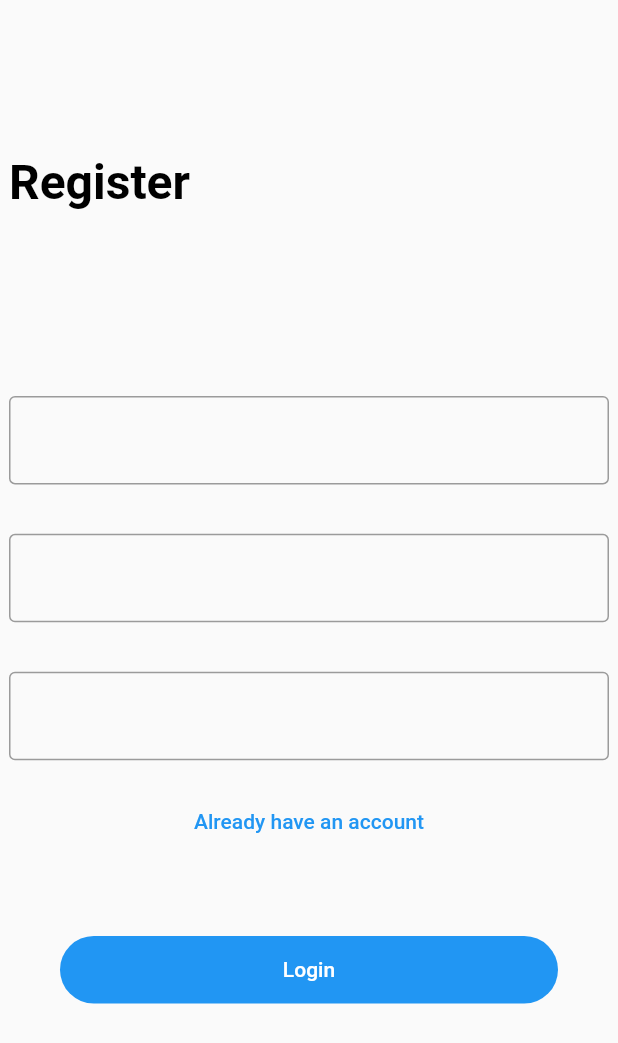
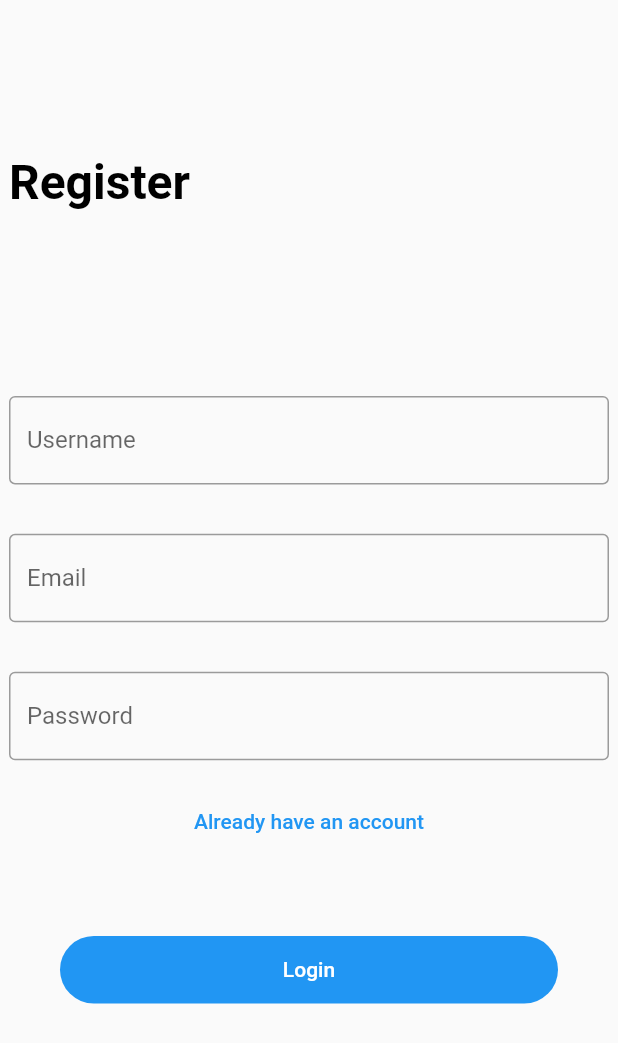
Before and after one commit to Sanjarbek17/adspotter, a Flutter app: the RegisterPage screen opened directly, after a tap on "Already have an account", after a tap on "Create account", on a phone screen of 412 x 824 dp. Shown: the top 1043 px of the screen. Run offline on Flutter 3.47's test engine with Material 2 defaults, Android fonts, the phone set to English and light mode, and no system bars; our stand-ins replace firebase_core; accounts and stored records are empty.

Commit message:
minor fix

```diff
--- a/lib/main.dart
+++ b/lib/main.dart
@@ -16,7 +16,7 @@ class MyApp extends StatelessWidget {
       theme: ThemeData(
         primarySwatch: Colors.blue,
       ),
-      home: const MapPage(),
+      home: const LoginPage(),
     );
   }
 }
--- a/lib/screens/login_page/login_page.dart
+++ b/lib/screens/login_page/login_page.dart
@@ -20,10 +20,10 @@ class _LoginPageState extends State<LoginPage> {
         crossAxisAlignment: CrossAxisAlignment.center,
         mainAxisAlignment: MainAxisAlignment.center,
         children: [
-          Spacer(
+          const Spacer(
             flex: 2,
           ),
-          Container(
+          SizedBox(
             width: 400,
             child: Text(
               'Login',
@@ -37,7 +37,8 @@ class _LoginPageState extends State<LoginPage> {
             child: SizedBox(
               width: 400,
               child: TextFormField(
-                decoration: InputDecoration(
+                decoration: const InputDecoration(
+                  hintText: 'Email',
                   border: OutlineInputBorder(),
                 ),
               ),
@@ -50,7 +51,8 @@ class _LoginPageState extends State<LoginPage> {
             child: SizedBox(
               width: 400,
               child: TextFormField(
-                decoration: InputDecoration(
+                decoration: const InputDecoration(
+                  hintText: 'Password',
                   border: OutlineInputBorder(),
                 ),
               ),
@@ -64,23 +66,23 @@ class _LoginPageState extends State<LoginPage> {
               Navigator.pushReplacement(
                 context,
                 MaterialPageRoute(
-                  builder: (context) => RegisterPage(),
+                  builder: (context) => const RegisterPage(),
                 ),
               );
             },
-            child: Text('Create account'),
+            child: const Text('Create account'),
           ),
-          Spacer(),
+          const Spacer(),
           FilledButton(
             onPressed: () {},
             child: Container(
               width: 300,
               height: 45,
               alignment: Alignment.center,
-              child: Text('Login'),
+              child: const Text('Login'),
             ),
           ),
-          Spacer(
+          const Spacer(
             flex: 3,
           ),
         ],
--- a/lib/screens/login_page/subdir/register_page.dart
+++ b/lib/screens/login_page/subdir/register_page.dart
@@ -15,7 +15,7 @@ class RegisterPage extends StatelessWidget {
         crossAxisAlignment: CrossAxisAlignment.center,
         mainAxisAlignment: MainAxisAlignment.center,
         children: [
-          Spacer(
+          const Spacer(
             flex: 2,
           ),
           Container(
@@ -32,7 +32,8 @@ class RegisterPage extends StatelessWidget {
             child: SizedBox(
               width: 400,
               child: TextFormField(
-                decoration: InputDecoration(
+                decoration: const InputDecoration(
+                  hintText: 'Username',
                   border: OutlineInputBorder(),
                 ),
               ),
@@ -45,7 +46,8 @@ class RegisterPage extends StatelessWidget {
             child: SizedBox(
               width: 400,
               child: TextFormField(
-                decoration: InputDecoration(
+                decoration: const InputDecoration(
+                  hintText: 'Email',
                   border: OutlineInputBorder(),
                 ),
               ),
@@ -58,7 +60,8 @@ class RegisterPage extends StatelessWidget {
             child: SizedBox(
               width: 400,
               child: TextFormField(
-                decoration: InputDecoration(
+                decoration: const InputDecoration(
+                  hintText: 'Password',
                   border: OutlineInputBorder(),
                 ),
               ),
@@ -72,23 +75,23 @@ class RegisterPage extends StatelessWidget {
               Navigator.pushReplacement(
                 context,
                 MaterialPageRoute(
-                  builder: (context) => LoginPage(),
+                  builder: (context) => const LoginPage(),
                 ),
               );
             },
-            child: Text('Already have an account'),
+            child: const Text('Already have an account'),
           ),
-          Spacer(),
+          const Spacer(),
           FilledButton(
             onPressed: () {},
             child: Container(
               width: 300,
               height: 45,
               alignment: Alignment.center,
-              child: Text('Login'),
+              child: const Text('Login'),
             ),
           ),
-          Spacer(
+          const Spacer(
             flex: 3,
           ),
         ],
```
